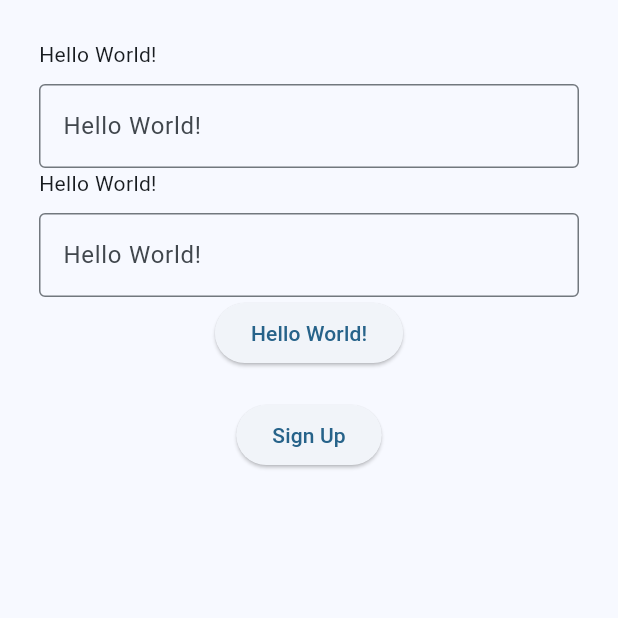
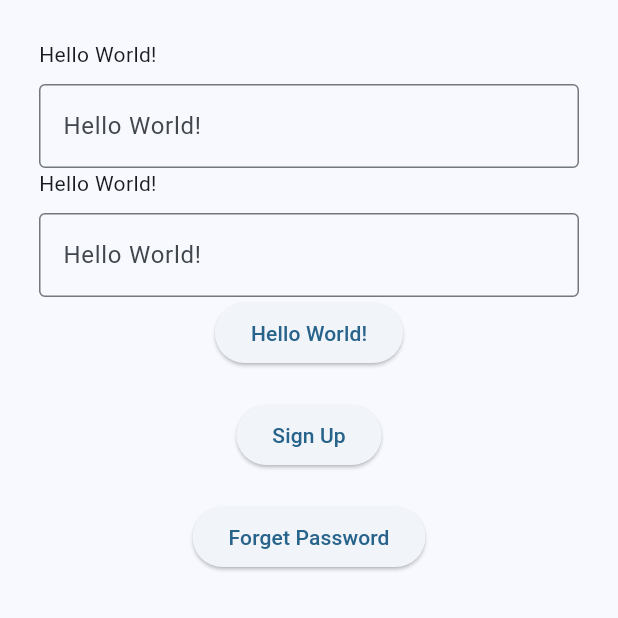
Before and after one commit to arkariz/level_up_life, a Flutter app: the screen it shows after launch, on a phone screen of 412 x 824 dp, the top half of it. Run offline on Flutter 3.47's test engine with Material 3 defaults, Android fonts, the phone set to English and light mode, and no system bars; drawn by our look-alikes of toastification; our stand-ins replace dartz, dio, equatable, firebase_auth, firebase_core, flutter_dotenv and 3 more; missing offline and left inert: dio_request_inspector, slang; accounts and stored records are empty; generated files the repository leaves out were written again.

Commit message:
[PRESENTATION] feat: add forget password feature

```diff
--- a/lib/presentation/core/routes/app_pages.dart
+++ b/lib/presentation/core/routes/app_pages.dart
@@ -4,6 +4,8 @@ import 'package:level_up_life/presentation/core/routes/app_routes.dart';
 import 'package:level_up_life/presentation/core/routes/auth_middleware.dart';
 import 'package:level_up_life/presentation/module/example/example_binding.dart';
 import 'package:level_up_life/presentation/module/example/example_screen.dart';
+import 'package:level_up_life/presentation/module/forget_password/forget_password_binding.dart';
+import 'package:level_up_life/presentation/module/forget_password/forget_password_screen.dart';
 import 'package:level_up_life/presentation/module/login/login_binding.dart';
 import 'package:level_up_life/presentation/module/login/login_screen.dart';
 import 'package:level_up_life/presentation/module/register/register_binding.dart';
@@ -30,5 +32,10 @@ class AppPages {
       page: () => RegisterScreen(),
       binding: RegisterBinding(),
     ),
+    GetPage(
+      name: AppRoutes.forgetPassword,
+      page: () => ForgetPasswordScreen(),
+      binding: ForgetPasswordBinding(),
+    ),
   ];
 }
--- a/lib/presentation/core/routes/app_routes.dart
+++ b/lib/presentation/core/routes/app_routes.dart
@@ -6,4 +6,5 @@ class AppRoutes {
   static const example = '/example';
   static const login = '/login';
   static const register = '/register';
+  static const forgetPassword = '/forget-password';
 }
--- a/lib/presentation/module/login/login_screen.dart
+++ b/lib/presentation/module/login/login_screen.dart
@@ -38,6 +38,13 @@ class LoginScreen extends GetView<LoginController> with ContextMixin {
               },
               child: Text(slang.register.signUp),
             ),
+            const SizedBox(height: 20),
+            ElevatedButton(
+              onPressed: () {
+                Get.toNamed(AppRoutes.forgetPassword);
+              },
+              child: Text(slang.forgetPassword.forgetPassword),
+            ),
           ],
         ),
       ),
--- /dev/null
+++ b/resources/i18n/forget_password/forgetPassword.i18n.json
@@ -0,0 +1,13 @@
+{
+    "forgetPassword": "Forget Password",
+    "email": "Email",
+    "emailPlaceholder": "Enter your email",
+    "resetPassword": "Reset Password",
+    "validation": {
+        "email": {
+            "required": "Email is required",
+            "invalid": "Email is invalid"
+        },
+        "success": "Password reset link has been sent to your email"
+    }
+}
```
Also changed, not shown: lib/presentation/module/forget_password/forget_password_binding.dart (added, +12 -0 lines), lib/presentation/module/forget_password/forget_password_controller.dart (added, +36 -0 lines), lib/presentation/module/forget_password/forget_password_screen.dart (added, +43 -0 lines), resources/i18n/forget_password/forgetPassword_id.i18n.json (added, +13 -0 lines), lib/presentation/core/generated/i18n/translations.g.dart, lib/presentation/core/generated/i18n/translations_en.g.dart, lib/presentation/core/generated/i18n/translations_id.g.dart.
